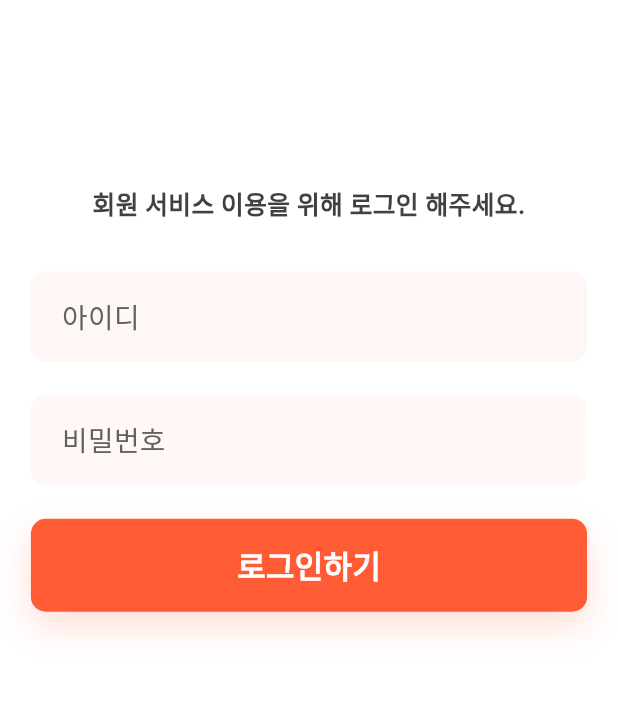
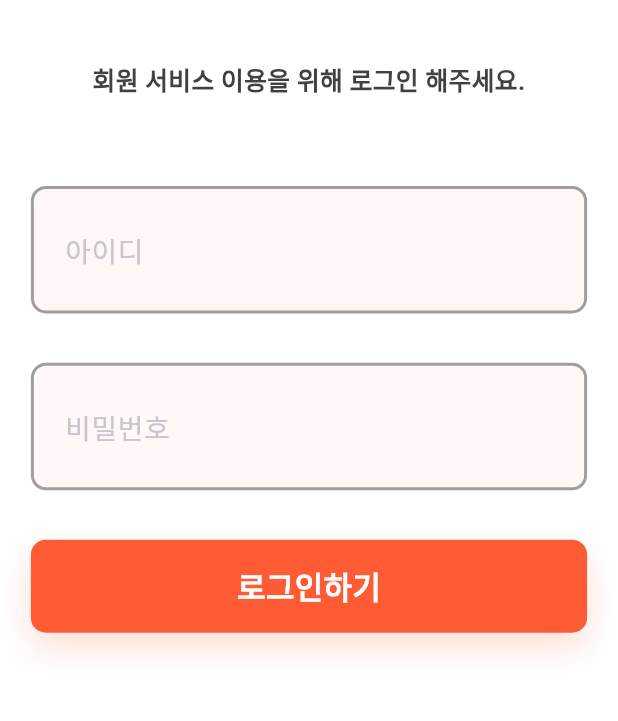
Before and after one commit to Mymyseoyoung/zerotoone_project, a Flutter app: the LogIn screen opened directly, on a phone screen of 412 x 824 dp, the part 161-882 px from its top. Run offline on Flutter 3.47's test engine with Material 3 defaults, Android fonts, the phone set to English and light mode, and no system bars; Roboto replaces fonts that are missing (Pretendard).

Commit message:
seoyoung first commit

```diff
--- a/lib/login_screen.dart
+++ b/lib/login_screen.dart
@@ -14,8 +14,42 @@ class MyApp extends StatelessWidget {
   }
 }
 
-class LogIn extends StatelessWidget {
+class LogIn extends StatefulWidget {
   const LogIn({super.key});
+  @override
+  _LogInState createState() => _LogInState();
+}
+
+class _LogInState extends State<LogIn> {
+  // 텍스트 필드 컨트롤러
+  final TextEditingController _idController = TextEditingController();
+  final TextEditingController _passwordController = TextEditingController();
+
+  // FocusNode를 통해 텍스트 필드에 포커스를 줄 수 있습니다
+  final FocusNode _idFocusNode = FocusNode();
+  final FocusNode _passwordFocusNode = FocusNode();
+
+  @override
+  void initState() {
+    super.initState();
+
+    // FocusNode의 상태 변화 감지
+    _idFocusNode.addListener(() {
+      setState(() {}); // 상태 변화 시 화면 갱신
+    });
+    _passwordFocusNode.addListener(() {
+      setState(() {}); // 상태 변화 시 화면 갱신
+    });
+  }
+
+  @override
+  void dispose() {
+    // 위젯이 사라질 때 FocusNode도 해제해줍니다
+    _idFocusNode.dispose();
+    _passwordFocusNode.dispose();
+    super.dispose();
+  }
+
   @override
   Widget build(BuildContext context) {
     // 화면 크기 가져오기
@@ -23,46 +57,48 @@ class LogIn extends StatelessWidget {
     final screenHeight = MediaQuery.of(context).size.height;
 
     return Scaffold(
-      body: Container(
+      body: SingleChildScrollView(
+        // SingleChildScrollView로 감싸서 스크롤 가능하게
+        child: Container(
           width: screenWidth,
           height: screenHeight,
           color: Colors.white,
-        child: Stack(
+          child: Column(
             children: [
               // 로고
-            Positioned(
-              left: screenWidth * 0.3, // 화면 너비의 30%
-              top: screenHeight * 0.1, // 화면 높이의 10%
+              Padding(
+                padding: EdgeInsets.only(top: screenHeight * 0.1),
+                child: Center(
                   child: Image.asset(
-                'assets/images/dohands_logo.png', // 로고 이미지 경로
-                width: screenWidth * 0.4, // 화면 너비의 40%
+                    'assets/images/dohands_logo.png',
+                    width: screenWidth * 0.4,
                     fit: BoxFit.contain,
                   ),
                 ),
-
+              ),
               // 안내 텍스트
-            Positioned(
-              left: screenWidth * 0.05, // 화면 너비의 5%
-              top: screenHeight * 0.28, // 화면 높이의 28%
-              child: Container(
-                width: screenWidth * 0.9, // 화면 너비의 90%
+              Padding(
+                padding: EdgeInsets.symmetric(
+                  horizontal: screenWidth * 0.05,
+                  vertical: screenHeight * 0.05,
+                ),
                 child: Text(
                   '회원 서비스 이용을 위해 로그인 해주세요.',
                   textAlign: TextAlign.center,
                   style: TextStyle(
                     color: Color(0xFF414141),
-                    fontSize: screenWidth * 0.04, // 화면 너비 기준 폰트 크기
+                    fontSize: screenWidth * 0.04,
                     fontWeight: FontWeight.w600,
                     fontFamily: 'Pretendard',
                   ),
                 ),
               ),
+              // 아이디 입력 필드
+              Padding(
+                padding: EdgeInsets.symmetric(
+                  horizontal: screenWidth * 0.05,
+                  vertical: screenHeight * 0.02,
                 ),
-
-            // 아이디 입력 필드
-            Positioned(
-              left: screenWidth * 0.05,
-              top: screenHeight * 0.35,
                 child: Container(
                   width: screenWidth * 0.9,
                   padding: EdgeInsets.symmetric(
@@ -72,11 +108,22 @@ class LogIn extends StatelessWidget {
                   decoration: ShapeDecoration(
                     color: Color(0xFFFFF7F5),
                     shape: RoundedRectangleBorder(
+                      side: BorderSide(
+                        width: 2,
+                        color: _idFocusNode.hasFocus
+                            ? Color(0xFFFF5C35)
+                            : Colors.grey, // 선택 상태에 따라 색상 변경
+                      ),
                       borderRadius: BorderRadius.circular(10),
                     ),
                   ),
-                child: Text(
-                  '아이디',
+                  child: TextField(
+                    controller: _idController,
+                    focusNode: _idFocusNode,
+                    decoration: InputDecoration(
+                      hintText: '아이디',
+                      border: InputBorder.none,
+                    ),
                     style: TextStyle(
                       color: Color(0xFF616161),
                       fontSize: screenWidth * 0.045,
@@ -86,11 +133,12 @@ class LogIn extends StatelessWidget {
                   ),
                 ),
               ),
-
               // 비밀번호 입력 필드
-            Positioned(
-              left: screenWidth * 0.05,
-              top: screenHeight * 0.45,
+              Padding(
+                padding: EdgeInsets.symmetric(
+                  horizontal: screenWidth * 0.05,
+                  vertical: screenHeight * 0.02,
+                ),
                 child: Container(
                   width: screenWidth * 0.9,
                   padding: EdgeInsets.symmetric(
@@ -100,11 +148,23 @@ class LogIn extends StatelessWidget {
                   decoration: ShapeDecoration(
                     color: Color(0xFFFFF8F6),
                     shape: RoundedRectangleBorder(
+                      side: BorderSide(
+                        width: 2,
+                        color: _passwordFocusNode.hasFocus
+                            ? Color(0xFFFF5C35)
+                            : Colors.grey, // 선택 상태에 따라 색상 변경
+                      ),
                       borderRadius: BorderRadius.circular(10),
                     ),
                   ),
-                child: Text(
-                  '비밀번호',
+                  child: TextField(
+                    controller: _passwordController,
+                    obscureText: true,
+                    focusNode: _passwordFocusNode,
+                    decoration: InputDecoration(
+                      hintText: '비밀번호',
+                      border: InputBorder.none,
+                    ),
                     style: TextStyle(
                       color: Color(0xFF616161),
                       fontSize: screenWidth * 0.045,
@@ -114,11 +174,12 @@ class LogIn extends StatelessWidget {
                   ),
                 ),
               ),
-
               // 로그인 버튼
-            Positioned(
-              left: screenWidth * 0.05,
-              top: screenHeight * 0.55,
+              Padding(
+                padding: EdgeInsets.symmetric(
+                  horizontal: screenWidth * 0.05,
+                  vertical: screenHeight * 0.02,
+                ),
                 child: Container(
                   width: screenWidth * 0.9,
                   padding: EdgeInsets.symmetric(
@@ -139,6 +200,19 @@ class LogIn extends StatelessWidget {
                     ],
                   ),
                   child: Center(
+                    child: GestureDetector(
+                      onTap: () {
+                        final id = _idController.text;
+                        final password = _passwordController.text;
+                        print('아이디: $id, 비밀번호: $password');
+
+                        Navigator.push(
+                          context,
+                          MaterialPageRoute(
+                            builder: (context) => NextScreen(), // 이동할 화면
+                          ),
+                        );
+                      },
                       child: Text(
                         '로그인하기',
                         style: TextStyle(
@@ -151,9 +225,22 @@ class LogIn extends StatelessWidget {
                     ),
                   ),
                 ),
+              ),
             ],
+          ),
         ),
       ),
     );
   }
 }
+
+class NextScreen extends StatelessWidget {
+  const NextScreen({super.key});
+  @override
+  Widget build(BuildContext context) {
+    return Scaffold(
+      appBar: AppBar(title: Text('다음 화면')),
+      body: Center(child: Text('다음 화면입니다!')),
+    );
+  }
+}
```
Lines whose indentation alone changed are shown as unchanged.
